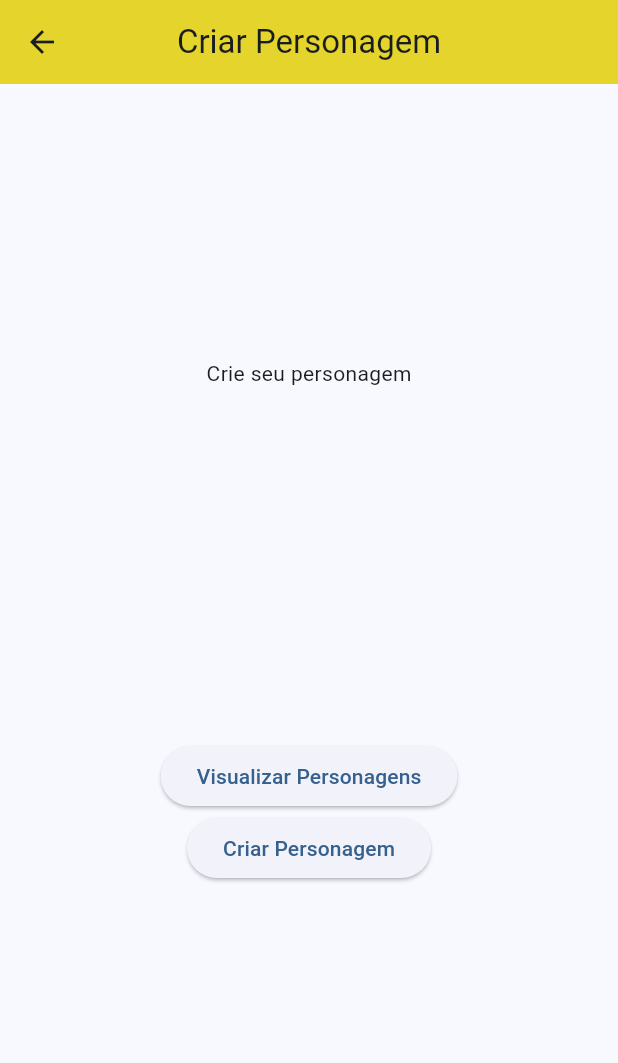
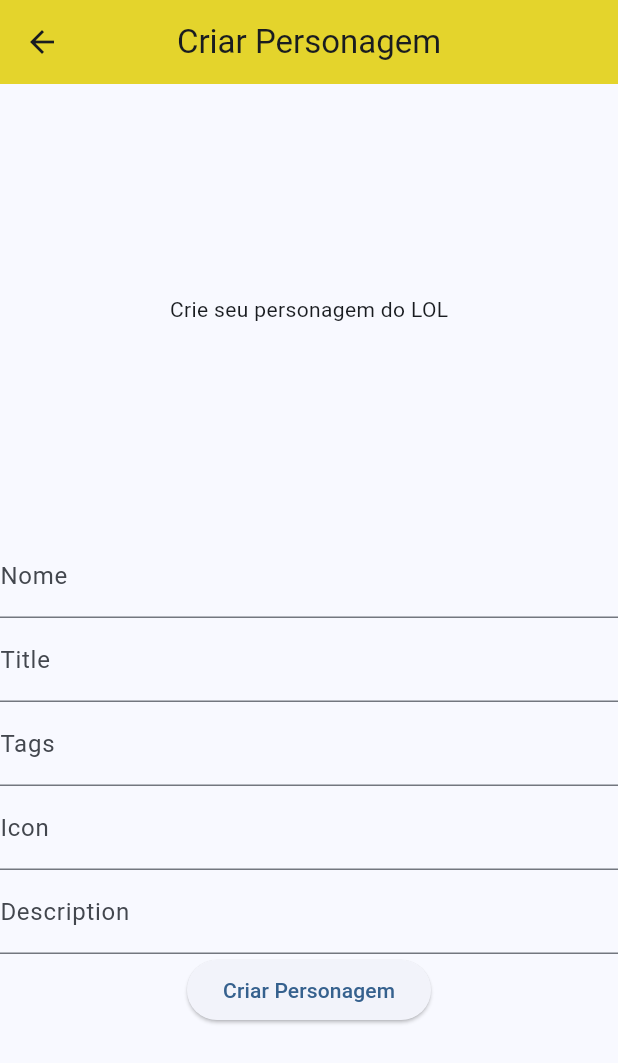
Before and after one commit to willyantomaz/lolMobile, a Flutter app: the CreatePersonagem screen opened directly, on a phone screen of 412 x 824 dp. Shown: the top 1063 px of the screen. Run offline on Flutter 3.47's test engine with Material 3 defaults, Android fonts, the phone set to English and light mode, and no system bars.

Commit message:
create ok

```diff
--- a/mobile/lib/screen/createPersonagem.dart
+++ b/mobile/lib/screen/createPersonagem.dart
@@ -1,5 +1,11 @@
+import 'dart:math';
+
 import 'package:flutter/material.dart';
+import 'package:mobile/domain/personagemClass.dart';
+import 'package:mobile/screen/home.dart';
 import 'package:mobile/screen/personagens.dart';
+import 'package:mobile/service/reqPersonagem.dart';
+import 'package:http/http.dart' as http;
 
 class CreatePersonagem extends StatefulWidget {
   const CreatePersonagem({super.key});
@@ -9,6 +15,14 @@ class CreatePersonagem extends StatefulWidget {
 }
 
 class _CreatepersonagemState extends State<CreatePersonagem> {
+  final _formKey = GlobalKey<FormState>();
+
+  String? nome;
+  String? title;
+  String? tags;
+  String? icon;
+  String? description;
+
   @override
   Widget build(BuildContext context) {
     return Scaffold(
@@ -18,41 +32,62 @@ class _CreatepersonagemState extends State<CreatePersonagem> {
         backgroundColor: Theme.of(context).colorScheme.secondary,
       ),
       body: Center(
+        child: Form(
+          key: _formKey,
           child: Column(
             mainAxisAlignment: MainAxisAlignment.spaceEvenly,
             children: [
-            const Text(
-              'Crie seu personagem',
-            ),
+              const Text('Crie seu personagem do LOL'),
               Center(
                 child: Container(
-                width: 200,
-                height: 200,
-                decoration: const BoxDecoration(
-                  borderRadius: BorderRadius.all(Radius.circular(100)),
+                  child: Column(
+                    children: [
+                      TextFormField(
+                        decoration: const InputDecoration(labelText: 'Nome'),
+                        onSaved: (value) => nome = value,
                       ),
-                child: Column(
-                  mainAxisAlignment: MainAxisAlignment.center,
-                  children: [
+                      TextFormField(
+                        decoration: const InputDecoration(labelText: 'Title'),
+                        onSaved: (value) => title = value,
+                      ),
+                      TextFormField(
+                        decoration: const InputDecoration(labelText: 'Tags'),
+                        onSaved: (value) => tags = value,
+                      ),
+                      TextFormField(
+                        decoration: const InputDecoration(labelText: 'Icon'),
+                        onSaved: (value) => icon = value,
+                      ),
+                      TextFormField(
+                        decoration:
+                            const InputDecoration(labelText: 'Description'),
+                        onSaved: (value) => description = value,
+                      ),
                       ElevatedButton(
                         onPressed: () {
+                          if (_formKey.currentState!.validate()) {
+                            _formKey.currentState!.save();
+                            int idInte = Random().nextInt(100);
+                            Reqpersonagem(client: http.Client())
+                                .criarPersonagem(
+                              Personagem(
+                                id: "$idInte",
+                                nome: nome!,
+                                title: title!,
+                                tags: tags!,
+                                icon: icon!,
+                                description: description!,
+                              ),
+                            );
                             Navigator.pushReplacement(
                               context,
                               MaterialPageRoute(
-                                builder: (context) => const Personagens()));
-                      },
-                      child: const Text("Visualizar Personagens"),
-                    ),
-                    ElevatedButton(
-                      onPressed: () {
-                        Navigator.pushReplacement(
-                            context,
-                            MaterialPageRoute(
-                                builder: (context) =>
-                                    const CreatePersonagem()));
+                                  builder: (context) => const Home()),
+                            );
+                          }
                         },
                         child: const Text("Criar Personagem"),
-                    )
+                      ),
                     ],
                   ),
                 ),
@@ -60,6 +95,7 @@ class _CreatepersonagemState extends State<CreatePersonagem> {
             ],
           ),
         ),
+      ),
     );
   }
 }
--- a/mobile/lib/screen/personagens.dart
+++ b/mobile/lib/screen/personagens.dart
@@ -43,12 +43,13 @@ class _PersonagensState extends State<Personagens> {
                     leading: Image.network(personagem![index].icon),
                     title: Text(personagem![index].nome),
                     subtitle: Text(personagem![index].title),
+                    trailing: Text(personagem![index].tags),
                     children: [
                       Padding(
                         padding: const EdgeInsets.all(16.0),
                         child: Text(
                           personagem![index].description,
-                          style: TextStyle(fontSize: 16),
+                          style: const TextStyle(fontSize: 16),
                         ),
                       ),
                     ],
--- a/mobile/lib/service/reqPersonagem.dart
+++ b/mobile/lib/service/reqPersonagem.dart
@@ -41,9 +41,12 @@ class Reqpersonagem {
       headers: <String, String>{
         'Content-Type': 'application/json; charset=UTF-8',
       },
-      body: jsonEncode(<String, String>{
-        'name': personagem.nome,
+      body: jsonEncode(<String, dynamic>{
+        'nome': personagem.nome,
         'title': personagem.title,
+        'tags': personagem.tags,
+        'icon': personagem.icon,
+        'description': personagem.description,
       }),
     );
 
```
Also changed, not shown: 1 other file. Lines whose indentation alone changed are shown as unchanged.
